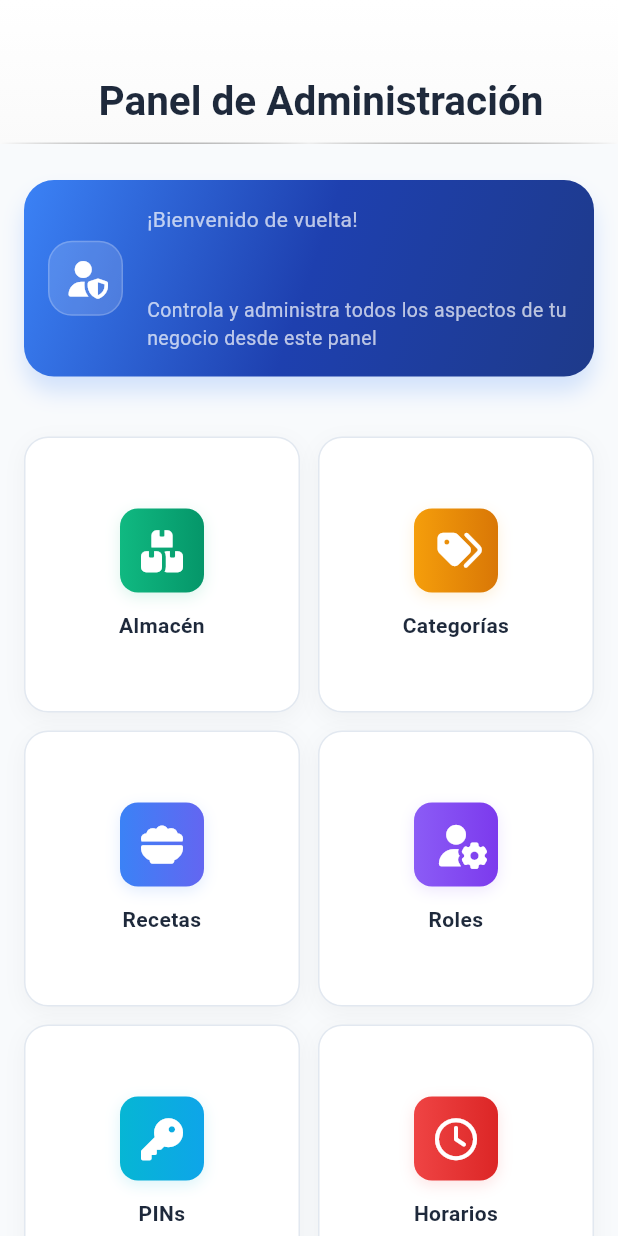
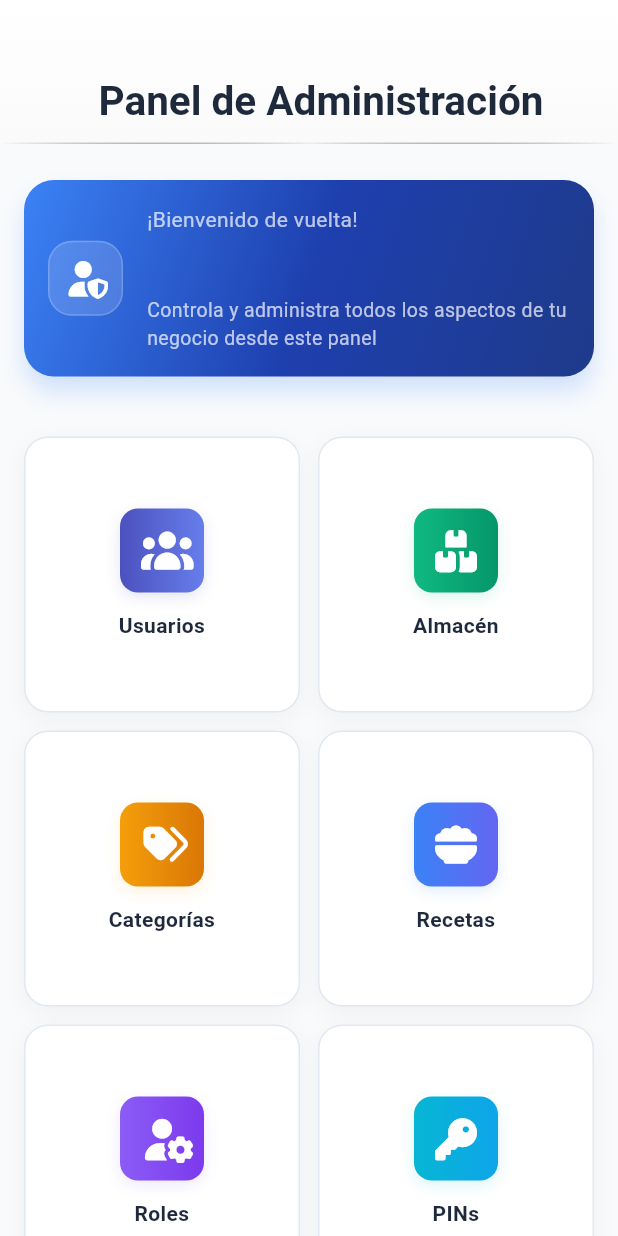
Before and after one commit to APB-gif/Shawarma-Oxa-APB, a Flutter app: the PaginaAdmin screen opened directly, on a phone screen of 412 x 824 dp. Run offline on Flutter 3.47's test engine with Material 3 defaults, Android fonts, the phone set to English and light mode, and no system bars; our stand-ins replace cached_network_image, cloud_firestore, connectivity_plus, file_picker, firebase_auth, firebase_core and 10 more; missing offline and left inert: dart:html; accounts and stored records are empty; project files that could hold a hidden picture were left out.

```diff
--- a/lib/presentacion/admin/pagina_admin.dart
+++ b/lib/presentacion/admin/pagina_admin.dart
@@ -7,6 +7,7 @@ import 'package:shawarma_pos_nuevo/presentacion/admin/roles_page.dart';
 import 'package:shawarma_pos_nuevo/presentacion/admin/pagina_recetas.dart';
 import 'package:shawarma_pos_nuevo/presentacion/admin/pins_page.dart';
 import 'package:shawarma_pos_nuevo/presentacion/admin/horarios_page.dart';
+import 'package:shawarma_pos_nuevo/presentacion/admin/usuarios_page.dart';
 import 'package:font_awesome_flutter/font_awesome_flutter.dart';
 
 class PaginaAdmin extends StatefulWidget {
@@ -367,6 +368,19 @@ class _PaginaAdminState extends State<PaginaAdmin>
   List<Widget> _buildAdminCards(BuildContext context, bool isDesktop) {
     final adminOptions = [
       AdminCardData(
+        title: 'Usuarios',
+        subtitle: 'Gestionar personal',
+        description: 'Habilitar entrada fuera de horario',
+        icon: FontAwesomeIcons.users,
+        gradient: const LinearGradient(
+          colors: [Color(0xFF4C51BF), Color(0xFF667EEA)],
+        ),
+        onPressed: () => Navigator.push(
+          context,
+          MaterialPageRoute(builder: (context) => const UsuariosPage()),
+        ),
+      ),
+      AdminCardData(
         title: 'Almacén',
         subtitle: 'Gestionar inventario',
         description: 'Control completo del stock',
```
Also changed, not shown: lib/presentacion/admin/usuarios_page.dart (added, +66 -0 lines).
